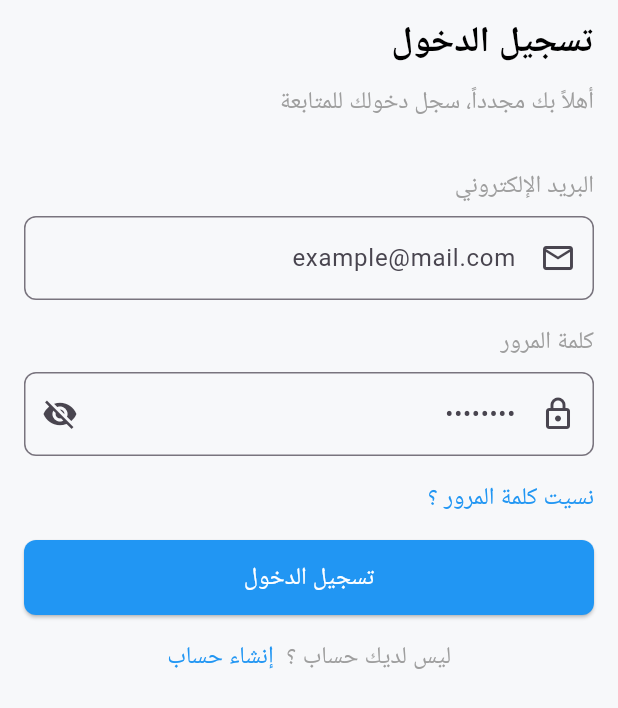
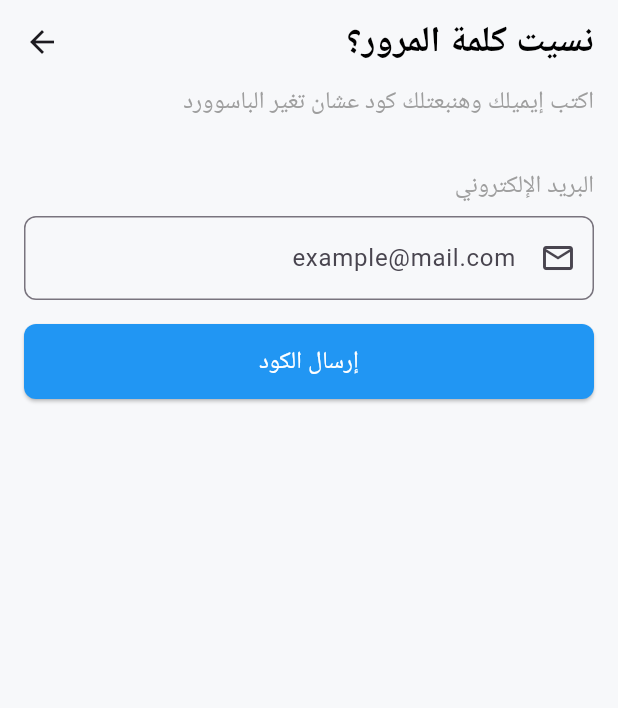
Before and after one commit to Makaruos-Emad/Login-System-UI, a Flutter app: the screen it shows after launch, after a tap on "نسيت كلمة المرور ؟", on a phone screen of 412 x 824 dp. Shown: the top 708 px of the screen. Run offline on Flutter 3.47's test engine with Material 3 defaults, Android fonts, the light colour scheme and no system bars.

Commit message:
create forget password screen

```diff
--- a/lib/screens/forget_password_screen.dart
+++ b/lib/screens/forget_password_screen.dart
@@ -0,0 +1,41 @@
+import 'package:flutter/material.dart';
+import 'package:login_system/core/theme/app_text_style.dart';
+import 'package:login_system/core/widgets/custom_button.dart';
+import 'package:login_system/core/widgets/custom_text_form_field.dart';
+
+class ForgetPasswordScreen extends StatelessWidget {
+  const ForgetPasswordScreen({super.key});
+
+  @override
+  Widget build(BuildContext context) {
+    return Scaffold(
+      appBar: AppBar(
+        title: Row(
+          mainAxisAlignment: MainAxisAlignment.end,
+          children: [const Text("نسيت كلمة المرور؟")],
+        ),
+      ),
+      body: Padding(
+        padding: const EdgeInsets.symmetric(horizontal: 16),
+        child: Column(
+          crossAxisAlignment: CrossAxisAlignment.end,
+          children: [
+            Text(
+              "اكتب إيميلك وهنبعتلك كود عشان تغير الباسوورد",
+              style: AppTextStyle.regular16Grey,
+            ),
+            const SizedBox(height: 32),
+            Text('البريد الإلكتروني', style: AppTextStyle.regular16Grey),
+            const SizedBox(height: 8),
+            CustomTextFormField(
+              hintText: "example@mail.com",
+              suffixIcon: Icons.email_outlined,
+            ),
+            const SizedBox(height: 16),
+            CustomButton(text: "إرسال الكود"),
+          ],
+        ),
+      ),
+    );
+  }
+}
--- a/lib/screens/login_screen.dart
+++ b/lib/screens/login_screen.dart
@@ -2,6 +2,7 @@ import 'package:flutter/material.dart';
 import 'package:login_system/core/theme/app_text_style.dart';
 import 'package:login_system/core/widgets/custom_button.dart';
 import 'package:login_system/core/widgets/custom_text_form_field.dart';
+import 'package:login_system/screens/forget_password_screen.dart';
 import 'package:login_system/screens/register_screen.dart';
 
 class LoginScreen extends StatelessWidget {
@@ -42,7 +43,14 @@ class LoginScreen extends StatelessWidget {
             ),
             const SizedBox(height: 16),
             GestureDetector(
-              onTap: () {},
+              onTap: () {
+                Navigator.push(
+                  context,
+                  MaterialPageRoute(
+                    builder: (context) => const ForgetPasswordScreen(),
+                  ),
+                );
+              },
               child: Text(
                 "نسيت كلمة المرور ؟",
                 style: AppTextStyle.regular16Blue,
```
